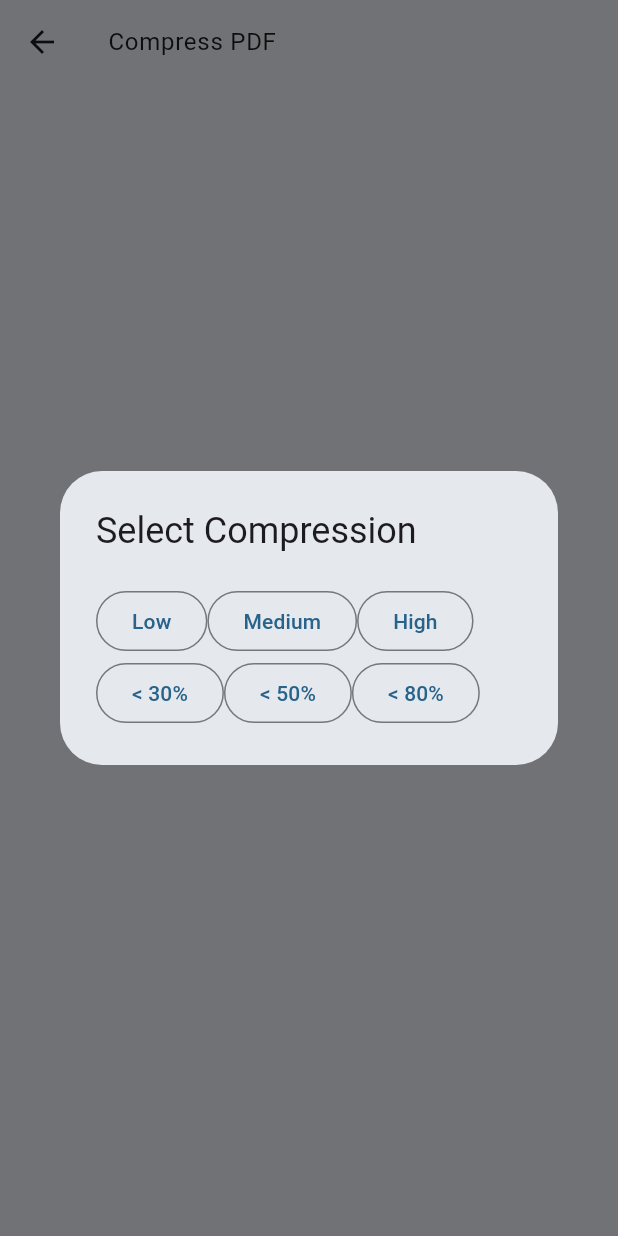
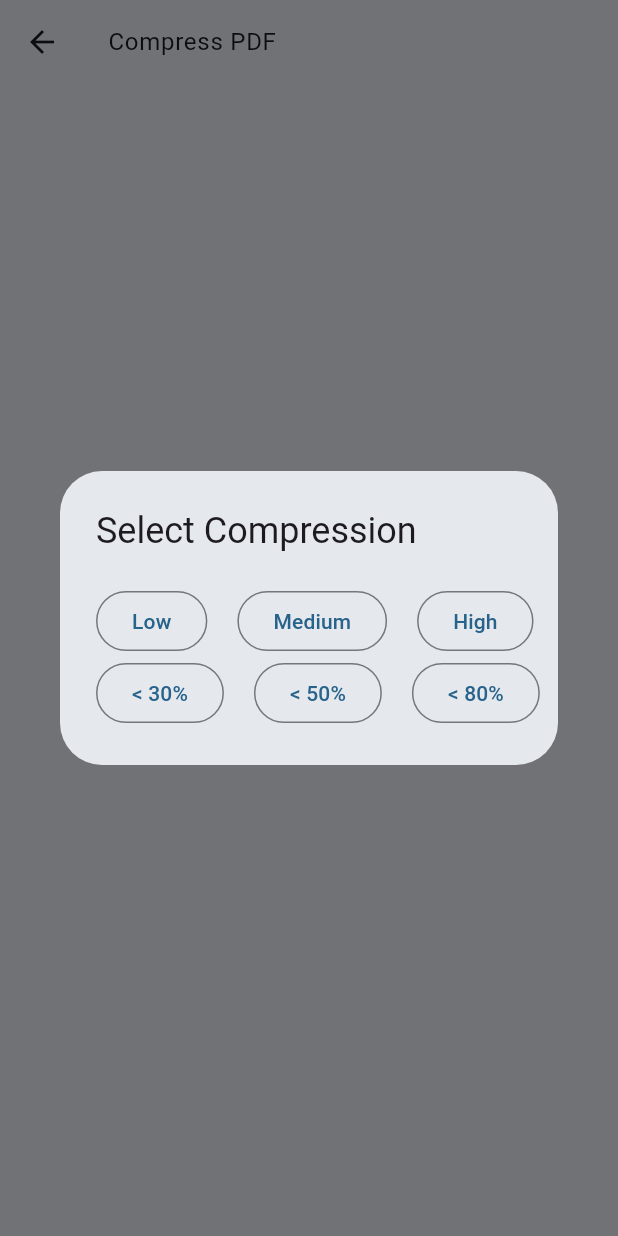
Before and after one commit to PiyushKumar-in/pdf_con, a Flutter app: the CompressScreen screen opened directly, after a tap on "Upload PDF", on a phone screen of 412 x 824 dp. Run offline on Flutter 3.47's test engine with Material 3 defaults, Android fonts, the phone set to English and light mode, and no system bars; our stand-ins replace file_picker, google_fonts; missing offline and left inert: dart:html, download, pdf_render; network calls fail; Roboto replaces fonts that are missing (Ubuntu).

Commit message:
final commit

```diff
--- a/lib/screens/compress_screen/compress_screen.dart
+++ b/lib/screens/compress_screen/compress_screen.dart
@@ -87,6 +87,7 @@ class _CompressScreenState extends State<CompressScreen> {
                       title: Text("Select Compression"),
                       actions: [
                         Row(
+                          mainAxisSize: MainAxisSize.min,
                           children: [
                             OutlinedButton(
                               onPressed: () {
@@ -96,6 +97,7 @@ class _CompressScreenState extends State<CompressScreen> {
                               },
                               child: Text("Low"),
                             ),
+                            SizedBox(width: 20),
                             OutlinedButton(
                               onPressed: () {
                                 compression = "medium";
@@ -104,6 +106,7 @@ class _CompressScreenState extends State<CompressScreen> {
                               },
                               child: Text("Medium"),
                             ),
+                            SizedBox(width: 20),
                             OutlinedButton(
                               onPressed: () {
                                 compression = "high";
@@ -115,6 +118,7 @@ class _CompressScreenState extends State<CompressScreen> {
                           ],
                         ),
                         Row(
+                          mainAxisSize: MainAxisSize.min,
                           children: [
                             OutlinedButton(
                               onPressed: () {
@@ -124,6 +128,7 @@ class _CompressScreenState extends State<CompressScreen> {
                               },
                               child: Text("< 30%"),
                             ),
+                            SizedBox(width: 20),
                             OutlinedButton(
                               onPressed: () {
                                 compression = "50";
@@ -132,6 +137,7 @@ class _CompressScreenState extends State<CompressScreen> {
                               },
                               child: Text("< 50%"),
                             ),
+                            SizedBox(width: 20),
                             OutlinedButton(
                               onPressed: () {
                                 compression = "80";
```
